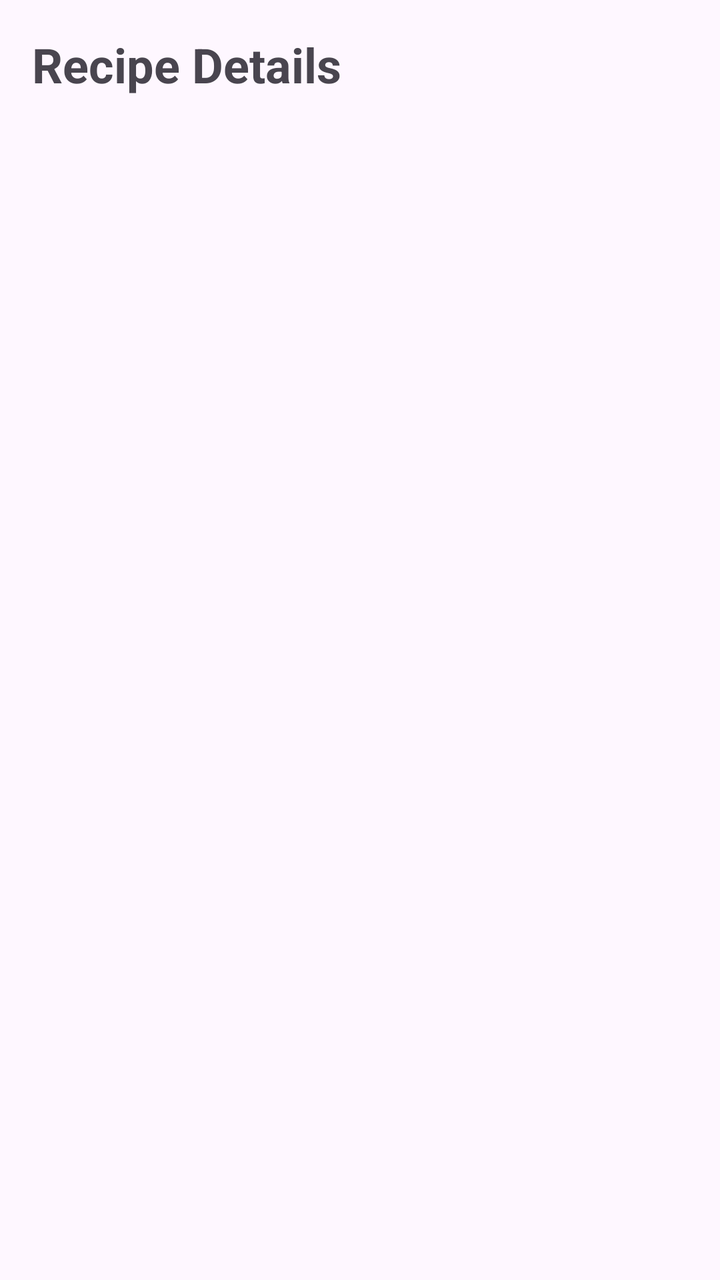
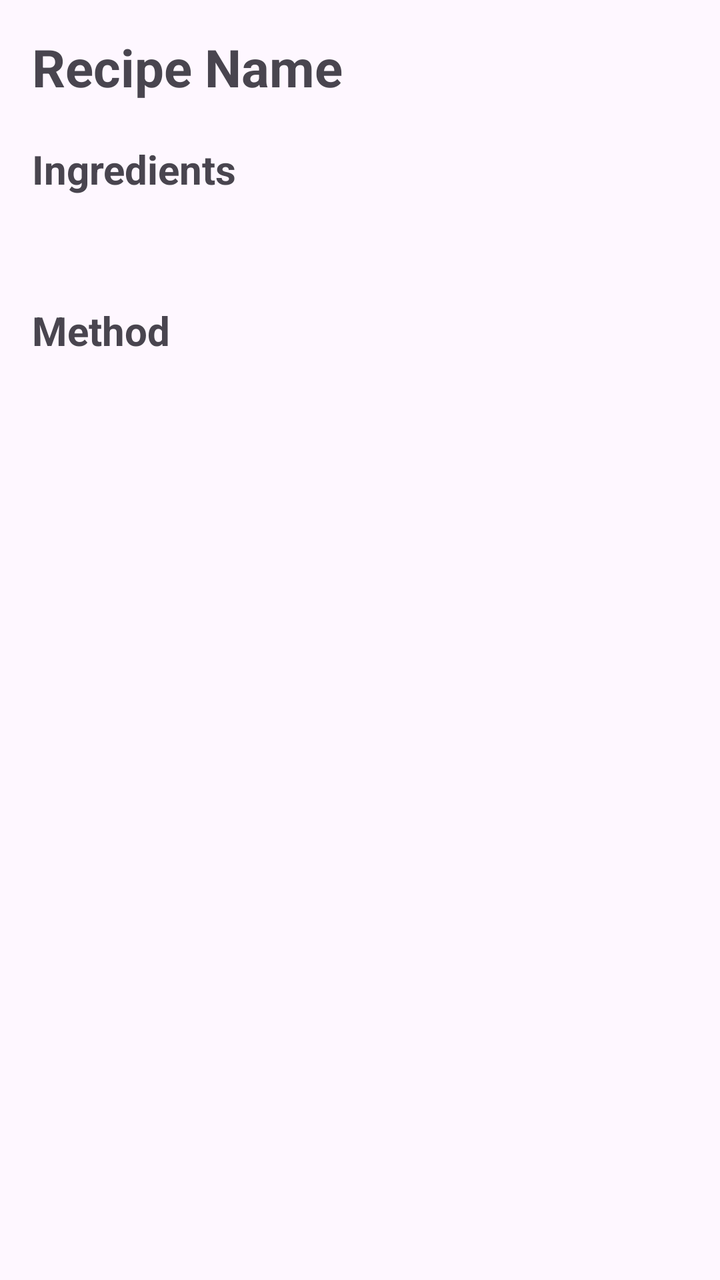

Two renders of the same Android screen: before a commit and after it. Below are the layout's source before the change and the commit's diff.
<!-- AndroidManifest.xml: application theme Theme.SmartPantryManager -->
<!-- res/layout/activity_recipe_detail.xml -->
<?xml version="1.0" encoding="utf-8"?>
<LinearLayout xmlns:android="http://schemas.android.com/apk/res/android"
    android:layout_width="match_parent"
    android:layout_height="match_parent"
    android:orientation="vertical"
    android:padding="16dp">

    <TextView
        android:id="@+id/recipeDetailTitle"
        android:layout_width="match_parent"
        android:layout_height="wrap_content"
        android:text="Recipe Details"
        android:textSize="24sp"
        android:textStyle="bold" />

</LinearLayout>
<!-- resources referenced by this layout -->
<resources>
  <style name="Theme.SmartPantryManager" parent="Base.Theme.SmartPantryManager" />
  <style name="Base.Theme.SmartPantryManager" parent="Theme.Material3.DayNight.NoActionBar">
          
          
      </style>
</resources>

<!-- the commit's change to res/layout/activity_recipe_detail.xml (unified diff, before → after) -->
@@ -1,16 +1,53 @@
 <?xml version="1.0" encoding="utf-8"?>
-<LinearLayout xmlns:android="http://schemas.android.com/apk/res/android"
+<ScrollView xmlns:android="http://schemas.android.com/apk/res/android"
+    android:id="@+id/main"
     android:layout_width="match_parent"
-    android:layout_height="match_parent"
-    android:orientation="vertical"
-    android:padding="16dp">
+    android:layout_height="match_parent">
 
-    <TextView
-        android:id="@+id/recipeDetailTitle"
+    <LinearLayout
         android:layout_width="match_parent"
         android:layout_height="wrap_content"
-        android:text="Recipe Details"
-        android:textSize="24sp"
-        android:textStyle="bold" />
+        android:orientation="vertical"
+        android:padding="16dp">
 
-</LinearLayout>
+        <TextView
+            android:id="@+id/recipeNameTextView"
+            android:layout_width="match_parent"
+            android:layout_height="wrap_content"
+            android:text="Recipe Name"
+            android:textSize="26sp"
+            android:textStyle="bold"
+            android:paddingBottom="20dp" />
+
+        <TextView
+            android:layout_width="match_parent"
+            android:layout_height="wrap_content"
+            android:text="Ingredients"
+            android:textSize="20sp"
+            android:textStyle="bold"
+            android:paddingBottom="8dp" />
+
+        <TextView
+            android:id="@+id/ingredientsTextView"
+            android:layout_width="match_parent"
+            android:layout_height="wrap_content"
+            android:textSize="16sp"
+            android:paddingBottom="24dp" />
+
+        <TextView
+            android:layout_width="match_parent"
+            android:layout_height="wrap_content"
+            android:text="Method"
+            android:textSize="20sp"
+            android:textStyle="bold"
+            android:paddingBottom="8dp" />
+
+        <TextView
+            android:id="@+id/methodTextView"
+            android:layout_width="match_parent"
+            android:layout_height="wrap_content"
+            android:textSize="16sp" />
+
+    </LinearLayout>
+
+</ScrollView>
